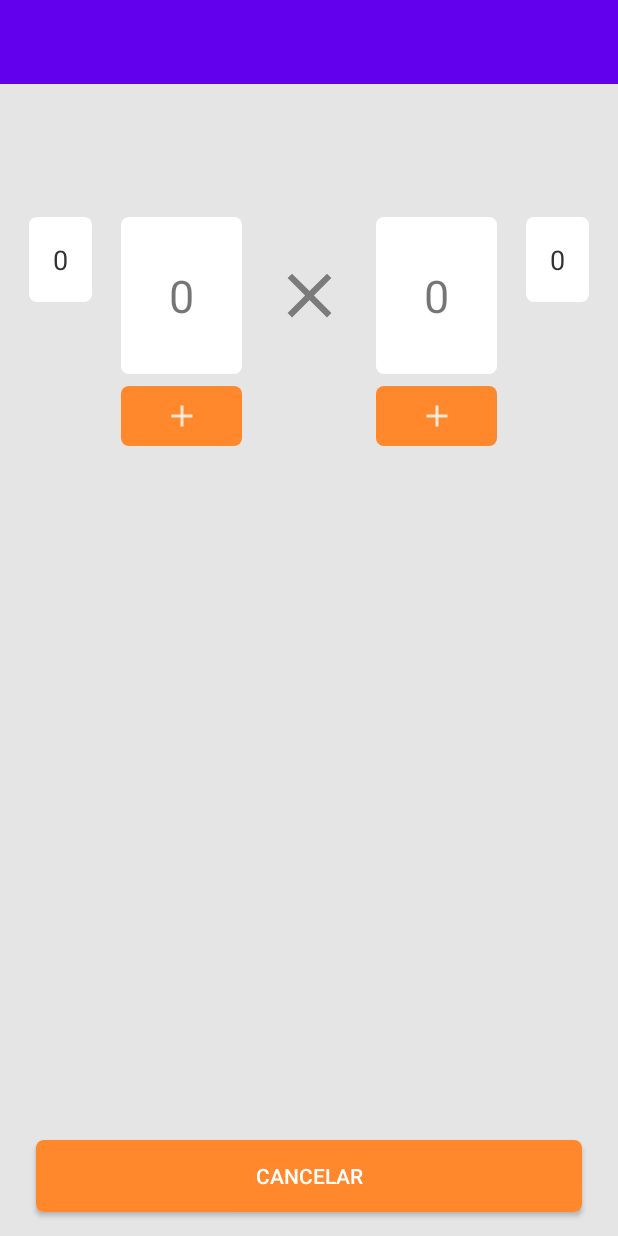
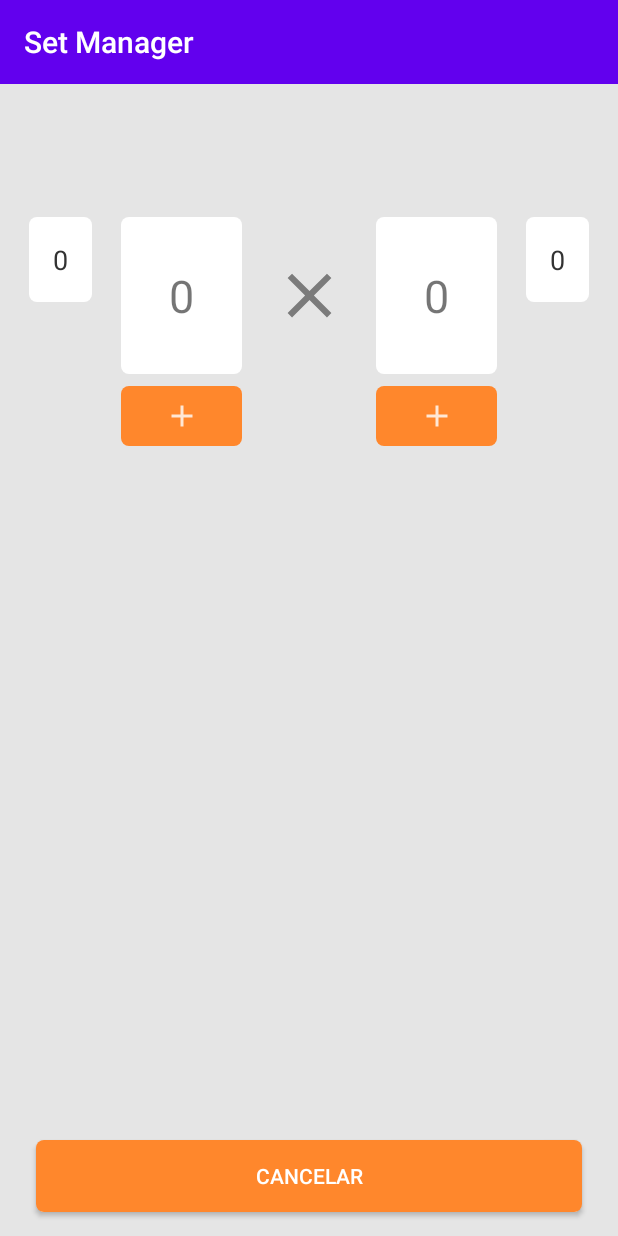
Before and after one commit to MarioFronza/set-manager, an Android app: the MainActivity screen opened directly, with no data from a screen before it, on a phone screen of 412 x 824 dp. Run offline under Robolectric (Android 15) with nearby library versions, the phone set to English and light mode, and no system bars; 4 statements that could not run were skipped.

```diff
--- a/app/src/main/java/com/mariofronza/setmanager/GameController.java
+++ b/app/src/main/java/com/mariofronza/setmanager/GameController.java
@@ -10,15 +10,11 @@ import java.util.List;
 
 public class GameController {
 
-    private final int TOTAL_NORMAL_SET_POINTS = 25;
-    private final int TOTAL_FINAL_SET_POINTS = 15;
-
-    private Game game;
-    private int totalSetsFirstTeam;
-    private int totalSetsSecondTeam;
-    private Set currentSet;
-
-    private List<Observer> observerList;
+    protected Game game;
+    protected int totalSetsFirstTeam;
+    protected int totalSetsSecondTeam;
+    protected Set currentSet;
+    protected List<Observer> observerList;
 
     public GameController(Game game) {
         this.game = game;
@@ -43,7 +39,7 @@ public class GameController {
     }
 
     private void verifyWinner() {
-        int totalSetPoints = !currentSet.isFinal() ? TOTAL_NORMAL_SET_POINTS : TOTAL_FINAL_SET_POINTS;
+        int totalSetPoints = !currentSet.isFinal() ? 25 : 15;
         int firstTeamPoints = currentSet.getFirstTeamPoints();
         int secondTeamPoints = currentSet.getSecondTeamPoints();
 
@@ -62,16 +58,16 @@ public class GameController {
         }
     }
 
-    private void newSet(Team team) {
+    private void newSet(Team winnerTeam) {
         if (!currentSet.isFinal() && totalSetsFirstTeam < 3 && totalSetsSecondTeam < 3) {
             currentSet.setFirstTeamName(game.getFirstTeam().getName());
             currentSet.setSecondTeamName(game.getSecondTeam().getName());
-            currentSet.setWinnerName(team.getName());
+            currentSet.setWinnerName(winnerTeam.getName());
             notifyNewSetPast(currentSet);
             game.removeSet();
             currentSet = game.getCurrentSet();
         } else {
-            notifyGameOver(team);
+            notifyGameOver(winnerTeam);
         }
     }
 
@@ -105,12 +101,10 @@ public class GameController {
         }
     }
 
-
     private void notifyGameOver(Team winner) {
         for (Observer observer : observerList) {
             observer.gameOver(winner);
         }
     }
 
-
 }
--- a/app/src/main/java/com/mariofronza/setmanager/activities/MainActivity.java
+++ b/app/src/main/java/com/mariofronza/setmanager/activities/MainActivity.java
@@ -1,6 +1,7 @@
 package com.mariofronza.setmanager.activities;
 
 import androidx.appcompat.app.AppCompatActivity;
+import androidx.appcompat.widget.Toolbar;
 import androidx.recyclerview.widget.LinearLayoutManager;
 import androidx.recyclerview.widget.RecyclerView;
 
@@ -37,9 +38,7 @@ public class MainActivity extends AppCompatActivity implements Observer {
     private List<Set> sets;
     private GameController gameController;
 
-    private RecyclerView recyclerView;
     private SetAdapter adapter;
-    private RecyclerView.LayoutManager layoutManager;
 
     @Override
     protected void onCreate(Bundle savedInstanceState) {
@@ -48,12 +47,17 @@ public class MainActivity extends AppCompatActivity implements Observer {
 
         game = (Game) getIntent().getSerializableExtra("game");
         sets = new ArrayList<>();
+
         gameController = new GameController(game);
         gameController.addObserver(this);
 
         Button btnCancel = findViewById(R.id.btnCancel);
         ImageButton btnFirstIncrementPoint = findViewById(R.id.btnFirstIncrementPoint);
         ImageButton btnSecondIncrementPoint = findViewById(R.id.btnSecondIncrementPoint);
+
+        Toolbar toolbar = findViewById(R.id.toolbar);
+        toolbar.setTitle(R.string.app_name);
+        setSupportActionBar(toolbar);
 
         tvHour = findViewById(R.id.tvHour);
         tvFirstPlayer = findViewById(R.id.tvFirstPlayer);
@@ -63,14 +67,12 @@ public class MainActivity extends AppCompatActivity implements Observer {
         tvFirstSetPointsTotal = findViewById(R.id.tvFirstSetPointsTotal);
         tvSecondSetPointsTotal = findViewById(R.id.tvSecondSetPointsTotal);
 
-        recyclerView = findViewById(R.id.recyclerView);
+        RecyclerView recyclerView = findViewById(R.id.recyclerView);
 
-        layoutManager = new LinearLayoutManager(this);
-        recyclerView.setLayoutManager(layoutManager);
+        recyclerView.setLayoutManager(new LinearLayoutManager(this));
         adapter = new SetAdapter(sets);
         recyclerView.setAdapter(adapter);
 
-        initGameComponents();
         btnCancel.setOnClickListener(new View.OnClickListener() {
             @Override
             public void onClick(View view) {
@@ -91,10 +93,8 @@ public class MainActivity extends AppCompatActivity implements Observer {
                 gameController.incrementSecondTeamPoint();
             }
         });
-    }
 
-    private void goToInitGameActivity() {
-        startActivity(new Intent(this, InitGameActivity.class));
+        initGameComponents();
     }
 
     private void initGameComponents() {
@@ -106,6 +106,7 @@ public class MainActivity extends AppCompatActivity implements Observer {
         tvFirstSetPointsTotal.setText("0");
         tvSecondSetPointsTotal.setText("0");
     }
+
 
     @Override
     public void updateFirstTeamPoint(int firstTeamPoints) {
@@ -148,7 +149,12 @@ public class MainActivity extends AppCompatActivity implements Observer {
         startActivity(intent);
     }
 
-    public void showToastMessage(String message) {
+    private void goToInitGameActivity() {
+        startActivity(new Intent(this, InitGameActivity.class));
+    }
+
+    private void showToastMessage(String message) {
         Toast.makeText(this, message, Toast.LENGTH_SHORT).show();
     }
+
 }
--- a/app/src/main/java/com/mariofronza/setmanager/data/Team.java
+++ b/app/src/main/java/com/mariofronza/setmanager/data/Team.java
@@ -14,8 +14,4 @@ public class Team implements Serializable {
         return name;
     }
 
-    public void setName(String name) {
-        this.name = name;
-    }
-
 }
--- a/app/src/main/res/layout/activity_main.xml
+++ b/app/src/main/res/layout/activity_main.xml
@@ -11,9 +11,9 @@
         android:id="@+id/toolbar"
         android:layout_width="match_parent"
         android:layout_height="wrap_content"
-        android:background="?attr/colorPrimary"
+        android:background="@color/colorPrimary"
         android:minHeight="?attr/actionBarSize"
-        android:theme="?attr/actionBarTheme"
+        android:theme="@style/Toolbar"
         app:layout_constraintEnd_toEndOf="parent"
         app:layout_constraintStart_toStartOf="parent"
         app:layout_constraintTop_toTopOf="parent" />
@@ -91,7 +91,8 @@
         android:src="@drawable/ic_action_name"
         app:layout_constraintEnd_toEndOf="@+id/tvFirstIncrementPoint"
         app:layout_constraintStart_toStartOf="@+id/tvFirstIncrementPoint"
-        app:layout_constraintTop_toBottomOf="@+id/tvFirstIncrementPoint" />
+        app:layout_constraintTop_toBottomOf="@+id/tvFirstIncrementPoint"
+        android:contentDescription="TODO" />
 
     <ImageButton
         android:id="@+id/btnSecondIncrementPoint"
@@ -103,7 +104,8 @@
         android:src="@drawable/ic_action_name"
         app:layout_constraintEnd_toEndOf="@+id/tvSecondIncrementPoint"
         app:layout_constraintStart_toStartOf="@+id/tvSecondIncrementPoint"
-        app:layout_constraintTop_toBottomOf="@+id/tvSecondIncrementPoint" />
+        app:layout_constraintTop_toBottomOf="@+id/tvSecondIncrementPoint"
+        android:contentDescription="TODO" />
 
     <ImageView
         android:id="@+id/ivX"
@@ -115,7 +117,8 @@
         app:layout_constraintStart_toEndOf="@+id/tvFirstIncrementPoint"
         app:layout_constraintTop_toTopOf="@+id/tvFirstIncrementPoint"
         app:srcCompat="@drawable/ic_action_x"
-        tools:ignore="VectorDrawableCompat" />
+        tools:ignore="VectorDrawableCompat"
+        android:contentDescription="TODO" />
 
     <TextView
         android:id="@+id/tvFirstPlayer"
@@ -155,6 +158,7 @@
         android:id="@+id/recyclerView"
         android:layout_width="0dp"
         android:layout_height="0dp"
+        android:overScrollMode="never"
         app:layout_constraintBottom_toTopOf="@+id/btnCancel"
         app:layout_constraintEnd_toEndOf="parent"
         app:layout_constraintStart_toStartOf="parent"
--- a/app/src/main/res/layout/activity_winner.xml
+++ b/app/src/main/res/layout/activity_winner.xml
@@ -17,7 +17,6 @@
         android:layout_marginRight="24dp"
         android:gravity="center"
         android:lineSpacingExtra="14sp"
-        android:text="O Time A Venceu o Jogo"
         android:textColor="@android:color/white"
         android:textSize="30sp"
         android:textStyle="bold"
@@ -36,7 +35,7 @@
         android:layout_marginEnd="24dp"
         android:layout_marginRight="24dp"
         android:background="@drawable/button_background"
-        android:text="Novo jogo"
+        android:text="@string/new_game_text"
         android:textColor="@android:color/white"
         app:layout_constraintBottom_toBottomOf="parent"
         app:layout_constraintEnd_toEndOf="parent"
--- a/app/src/main/res/layout/set_item.xml
+++ b/app/src/main/res/layout/set_item.xml
@@ -14,7 +14,6 @@
         android:layout_height="0dp"
         android:background="#12A454"
         android:gravity="center"
-        android:text="Mário"
         android:textColor="@android:color/white"
         app:layout_constraintBottom_toBottomOf="parent"
         app:layout_constraintEnd_toStartOf="@+id/tvSetFirstPlayerPoints"
@@ -30,7 +29,6 @@
         android:layout_marginLeft="8dp"
         android:layout_marginTop="8dp"
         android:layout_marginBottom="8dp"
-        android:text="0"
         app:layout_constraintBottom_toBottomOf="parent"
         app:layout_constraintEnd_toStartOf="@+id/tvSeparator"
         app:layout_constraintHorizontal_bias="0.5"
@@ -58,7 +56,6 @@
         android:layout_marginEnd="8dp"
         android:layout_marginRight="8dp"
         android:layout_marginBottom="8dp"
-        android:text="0"
         app:layout_constraintBottom_toBottomOf="parent"
         app:layout_constraintEnd_toStartOf="@+id/tvSetSecondPlayerName"
         app:layout_constraintHorizontal_bias="0.5"
--- a/app/src/main/res/values/styles.xml
+++ b/app/src/main/res/values/styles.xml
@@ -1,10 +1,10 @@
 <resources>
-    <!-- Base application theme. -->
+
     <style name="AppTheme" parent="Theme.AppCompat.Light.NoActionBar">
-        <!-- Customize your theme here. -->
         <item name="colorPrimary">@color/colorPrimary</item>
         <item name="colorPrimaryDark">@color/colorPrimaryDark</item>
         <item name="colorAccent">@color/colorAccent</item>
     </style>
 
+    <style name="Toolbar" parent="Theme.AppCompat.NoActionBar" />
 </resources>
```
Also changed, not shown: app/src/main/java/com/mariofronza/setmanager/activities/InitGameActivity.java (+7 -19 lines), app/src/main/java/com/mariofronza/setmanager/data/Game.java (+11 -22 lines), app/src/main/java/com/mariofronza/setmanager/data/Set.java (+0 -12 lines), app/src/main/res/layout/activity_init_game.xml (+6 -6 lines), app/src/main/res/values/strings.xml (+7 -1 lines), 2 other files.
